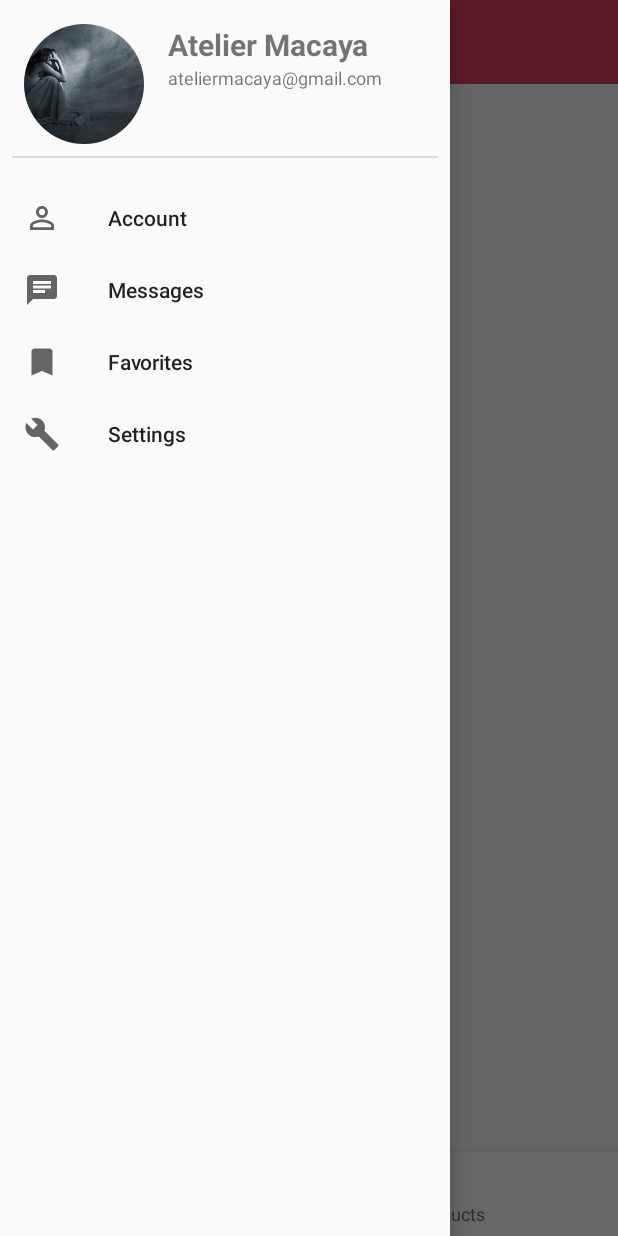
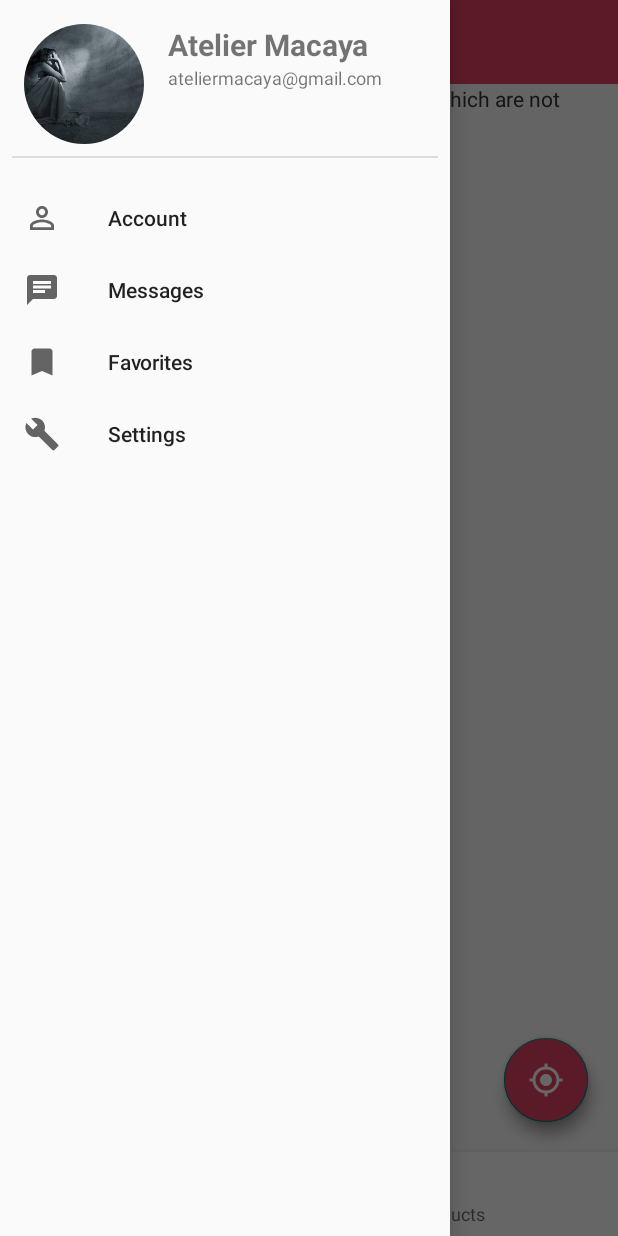
Before and after one commit to Aperio-Haiti/Aperio, an Android app: the FragmentMapSeller screen opened directly, with no data from a screen before it, with the side drawer open, on a phone screen of 412 x 824 dp. Run offline under Robolectric (Android 15) with nearby library versions, the phone set to English and light mode, and no system bars; our stand-ins replace CircleImageView; Roboto replaces fonts that are not available here.

Commit message:
Map_vendor

```diff
--- a/app/src/main/res/layout/mapfragment.xml
+++ b/app/src/main/res/layout/mapfragment.xml
@@ -1,14 +1,13 @@
 <?xml version="1.0" encoding="utf-8"?>
-<LinearLayout xmlns:android="http://schemas.android.com/apk/res/android"
+<RelativeLayout xmlns:android="http://schemas.android.com/apk/res/android"
     xmlns:app="http://schemas.android.com/apk/res-auto"
-    android:orientation="vertical"
     android:layout_width="match_parent"
     android:layout_height="match_parent">
 
-    <com.google.android.gms.maps.MapView
-        android:id="@+id/mapView"
-        android:layout_width="match_parent"
-        android:layout_height="match_parent" />
+<!--    <com.google.android.gms.maps.MapView-->
+<!--        android:id="@+id/mapView"-->
+<!--        android:layout_width="match_parent"-->
+<!--        android:layout_height="match_parent" />-->
 
     <fragment
         android:id="@+id/map"
@@ -20,13 +19,15 @@
         android:id="@+id/fabLocateUser"
         android:layout_width="wrap_content"
         android:layout_height="wrap_content"
+        android:layout_alignParentEnd="true"
+        android:layout_alignParentBottom="true"
         android:layout_gravity="bottom|end"
-        android:layout_marginEnd="24dp"
-        android:layout_marginBottom="24dp"
+        android:layout_marginEnd="20dp"
+        android:layout_marginBottom="20dp"
         android:backgroundTint="@color/colorPrimary"
         android:clickable="true"
         android:focusable="true"
         android:src="@drawable/ic_my_location_black_24dp"
         app:fabSize="auto"
         app:layout_anchorGravity="bottom|end" />
-</LinearLayout>
+</RelativeLayout>
```
